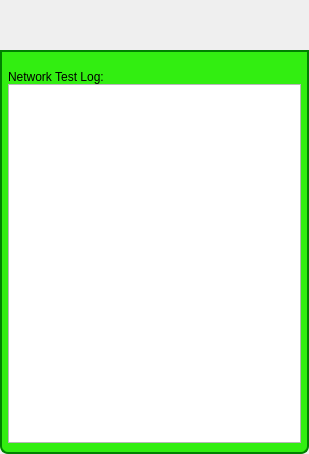
Before: the Qt Designer form GoTvApps/GoTvCommon/Forms/ActivityNetworkStartupTest.ui in brettrjones/gotvptop, drawn with Qt 5.
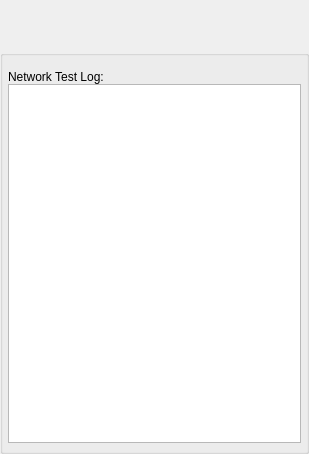
After: the same form once the commit is applied. Custom widgets are drawn as their Qt base class.

What changed in the file:
```diff
--- a/GoTvApps/GoTvCommon/Forms/ActivityNetworkStartupTest.ui
+++ b/GoTvApps/GoTvCommon/Forms/ActivityNetworkStartupTest.ui
@@ -22,37 +22,6 @@
   <property name="toolTip">
    <string/>
   </property>
-  <property name="styleSheet">
-   <string notr="true">QDialog#NetworkTestDlg
-{   
-color: transparent;
-background-color: transparent;
-border: 1px solid transparent;
-border-radius: 8px; 
-}
-
-#DialogTitleBox
-{   
-color: black;
-background-color: rgb(50,238,17);
-border: 2px solid green;
-border-top-left-radius: 8px; 
-border-top-right-radius: 8px;
-}
-#DialogTitleLabel
-{   
-color: black;
-}
-#DialogItemsGroupBox
-{   
-background-color: rgb(50,238,17);
-border: 2px solid green;
-border-top-color: green; 
-border-bottom-left-radius: 8px; 
-border-bottom-right-radius: 8px;
-}
-</string>
-  </property>
   <layout class="QVBoxLayout" name="verticalLayout">
    <property name="spacing">
     <number>0</number>
@@ -138,6 +107,12 @@
    <header>TitleBarWidget.h</header>
    <container>1</container>
   </customwidget>
+  <customwidget>
+   <class>BottomBarWidget</class>
+   <extends>QWidget</extends>
+   <header location="global">BottomBarWidget.h</header>
+   <container>1</container>
+  </customwidget>
  </customwidgets>
  <resources/>
  <connections/>
```
Left out of the diff: 30 changed lines with no effect on the pictures.
